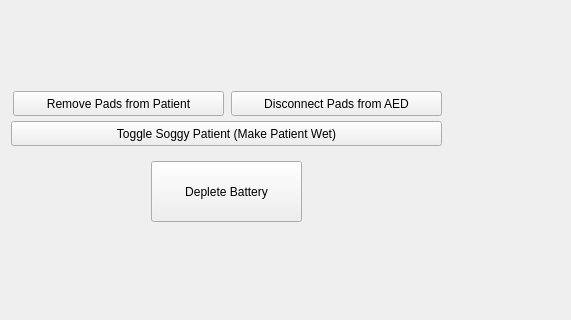
First picture: the form in AED_Simulator/testwindow.ui, repository GrewalCreator/AED-Simulator, before the edit; both pictures show x 439 to 1010 and y 89 to 409 of the 1010 by 409 pixel window.
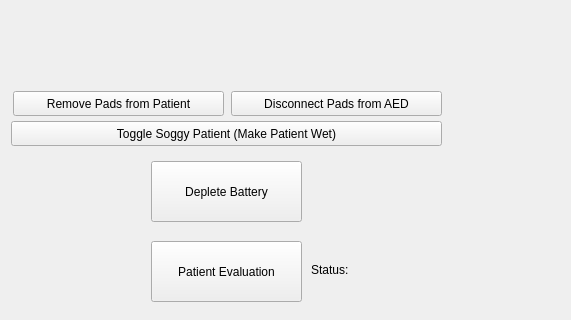
Second picture: the form after the edit.

Commit message: added a patient evaluation button to let the user know when they have succeeded or failed.

```diff
--- a/AED_Simulator/testwindow.ui
+++ b/AED_Simulator/testwindow.ui
@@ -207,6 +207,32 @@
      </property>
     </item>
    </widget>
+   <widget class="QPushButton" name="eval_button">
+    <property name="geometry">
+     <rect>
+      <x>590</x>
+      <y>330</y>
+      <width>151</width>
+      <height>61</height>
+     </rect>
+    </property>
+    <property name="text">
+     <string>Patient Evaluation</string>
+    </property>
+   </widget>
+   <widget class="QLabel" name="eval_label">
+    <property name="geometry">
+     <rect>
+      <x>750</x>
+      <y>350</y>
+      <width>251</width>
+      <height>17</height>
+     </rect>
+    </property>
+    <property name="text">
+     <string>Status:</string>
+    </property>
+   </widget>
   </widget>
  </widget>
  <resources/>
```
The commit also changes 2 other files.
